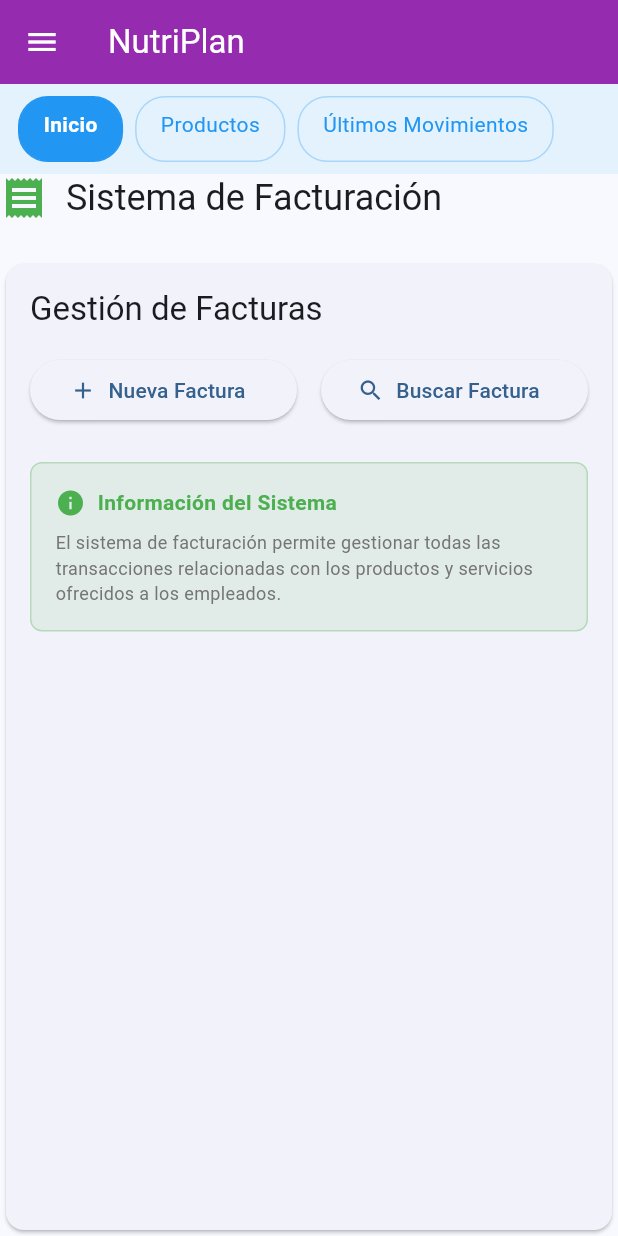
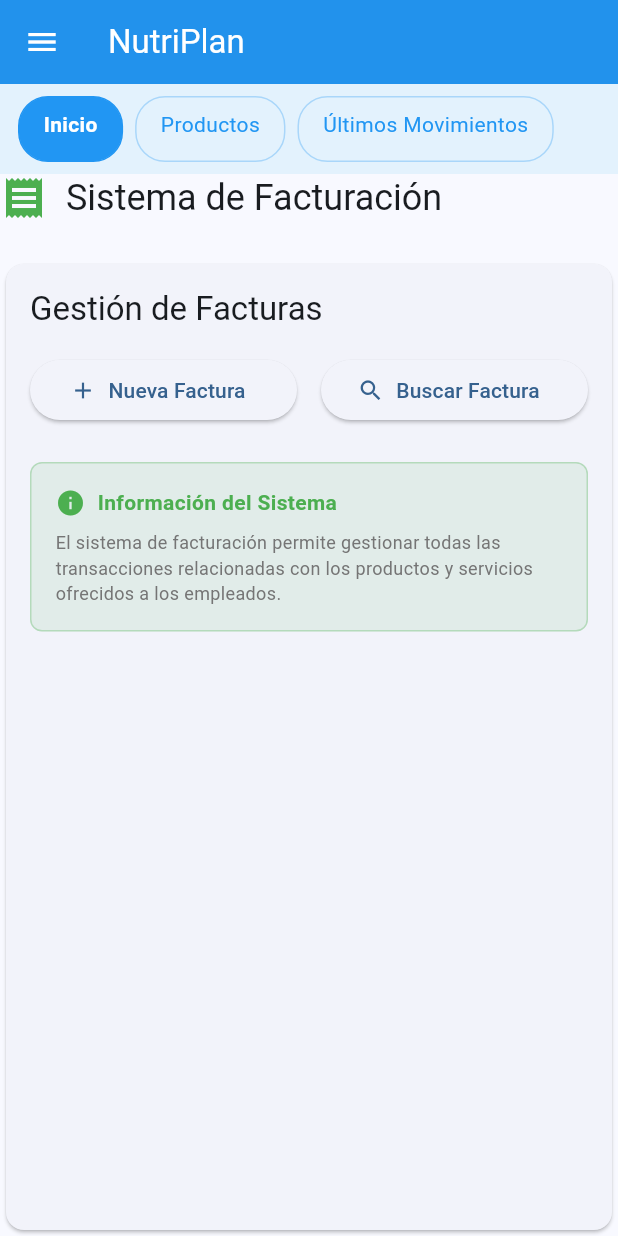
Before and after one commit to JuniorSoza/nutriplan-teco, a Flutter app: the screen it shows after launch, after a tap on "Inicio", on a phone screen of 412 x 824 dp. Run offline on Flutter 3.47's test engine with Material 3 defaults, Android fonts, the phone set to English and light mode, and no system bars; our stand-ins replace file_picker, pdf; missing offline and left inert: dart:html, excel, pluto_grid; network calls fail.

Commit message:
Feature: Cambios en el menu principal

```diff
--- a/frontend/lib/screens/home_screen.dart
+++ b/frontend/lib/screens/home_screen.dart
@@ -1,7 +1,6 @@
 import 'package:flutter/material.dart';
 import '../widgets/responsive_layout.dart';
 import '../widgets/top_menu.dart';
-import '../widgets/side_menu.dart';
 import '../widgets/mobile_menu.dart';
 import '../widgets/products_widget.dart';
 import '../widgets/recent_movements_widget.dart';
@@ -26,7 +25,7 @@ class _HomeScreenState extends State<HomeScreen> {
     return Scaffold(
       appBar: AppBar(
         title: const Text('NutriPlan'),
-        backgroundColor: Colors.purple,
+        backgroundColor: Colors.blue,
         foregroundColor: Colors.white,
         elevation: 2,
       ),
@@ -72,15 +71,6 @@ class _HomeScreenState extends State<HomeScreen> {
   Widget _buildTabletLayout() {
     return Row(
       children: [
-        SideMenu(
-          selectedItem: _selectedSideMenuItem,
-          onItemSelected: (item) {
-            setState(() {
-              _selectedSideMenuItem = item;
-            });
-          },
-          isTablet: true,
-        ),
         Expanded(
           child: Column(
             children: [
@@ -104,15 +94,6 @@ class _HomeScreenState extends State<HomeScreen> {
   Widget _buildDesktopLayout() {
     return Row(
       children: [
-        SideMenu(
-          selectedItem: _selectedSideMenuItem,
-          onItemSelected: (item) {
-            setState(() {
-              _selectedSideMenuItem = item;
-            });
-          },
-          isTablet: false,
-        ),
         Expanded(
           child: Column(
             children: [
--- a/frontend/lib/widgets/billing_system_widget.dart
+++ b/frontend/lib/widgets/billing_system_widget.dart
@@ -80,9 +80,11 @@ class _BillingSystemWidgetState extends State<BillingSystemWidget> {
                   Container(
                     padding: const EdgeInsets.all(16),
                     decoration: BoxDecoration(
-                      color: Colors.green.withOpacity(0.1),
+                      color: Colors.green.withValues(alpha: 0.1),
                       borderRadius: BorderRadius.circular(8),
-                      border: Border.all(color: Colors.green.withOpacity(0.3)),
+                      border: Border.all(
+                        color: Colors.green.withValues(alpha: 0.3),
+                      ),
                     ),
                     child: Column(
                       crossAxisAlignment: CrossAxisAlignment.start,
--- a/frontend/lib/widgets/mobile_menu.dart
+++ b/frontend/lib/widgets/mobile_menu.dart
@@ -38,7 +38,7 @@ class MobileMenu extends StatelessWidget {
                 Text(
                   'Sistema de Gestión',
                   style: TextStyle(
-                    color: Colors.white.withOpacity(0.8),
+                    color: Colors.white.withValues(alpha: 0.8),
                     fontSize: 14,
                   ),
                 ),
@@ -136,9 +136,9 @@ class MobileMenu extends StatelessWidget {
               onItemSelected(item['title'] as String);
               Navigator.pop(context); // Cerrar el drawer
             },
-            tileColor: isSelected ? Colors.blue.withOpacity(0.1) : null,
+            tileColor: isSelected ? Colors.blue.withValues(alpha: 0.1) : null,
           );
-        }).toList(),
+        }),
       ],
     );
   }
--- a/frontend/lib/widgets/recent_movements_widget.dart
+++ b/frontend/lib/widgets/recent_movements_widget.dart
@@ -266,9 +266,9 @@ class _RecentMovementsWidgetState extends State<RecentMovementsWidget> {
         Container(
           padding: const EdgeInsets.all(12),
           decoration: BoxDecoration(
-            color: color.withOpacity(0.1),
+            color: color.withValues(alpha: 0.1),
             borderRadius: BorderRadius.circular(8),
-            border: Border.all(color: color.withOpacity(0.3)),
+            border: Border.all(color: color.withValues(alpha: 0.3)),
           ),
           child: Column(children: children),
         ),
--- a/frontend/lib/widgets/top_menu.dart
+++ b/frontend/lib/widgets/top_menu.dart
@@ -51,7 +51,7 @@ class TopMenu extends StatelessWidget {
                   border: Border.all(
                     color: isSelected
                         ? Colors.blue
-                        : Colors.blue.withOpacity(0.3),
+                        : Colors.blue.withValues(alpha: 0.3),
                   ),
                 ),
                 child: Text(
--- a/frontend/lib/widgets/update_info_widget.dart
+++ b/frontend/lib/widgets/update_info_widget.dart
@@ -100,7 +100,7 @@ class _UpdateInfoWidgetState extends State<UpdateInfoWidget> {
         leading: Container(
           padding: const EdgeInsets.all(8),
           decoration: BoxDecoration(
-            color: color.withOpacity(0.1),
+            color: color.withValues(alpha: 0.1),
             borderRadius: BorderRadius.circular(8),
           ),
           child: Icon(icon, color: color, size: 24),
@@ -113,7 +113,7 @@ class _UpdateInfoWidgetState extends State<UpdateInfoWidget> {
         trailing: Container(
           padding: const EdgeInsets.symmetric(horizontal: 12, vertical: 6),
           decoration: BoxDecoration(
-            color: color.withOpacity(0.1),
+            color: color.withValues(alpha: 0.1),
             borderRadius: BorderRadius.circular(16),
           ),
           child: Row(
```
Also changed, not shown: frontend/lib/widgets/employee_search_widget.dart (+6 -4 lines), frontend/lib/widgets/side_menu.dart (deleted, +0 -143 lines).
